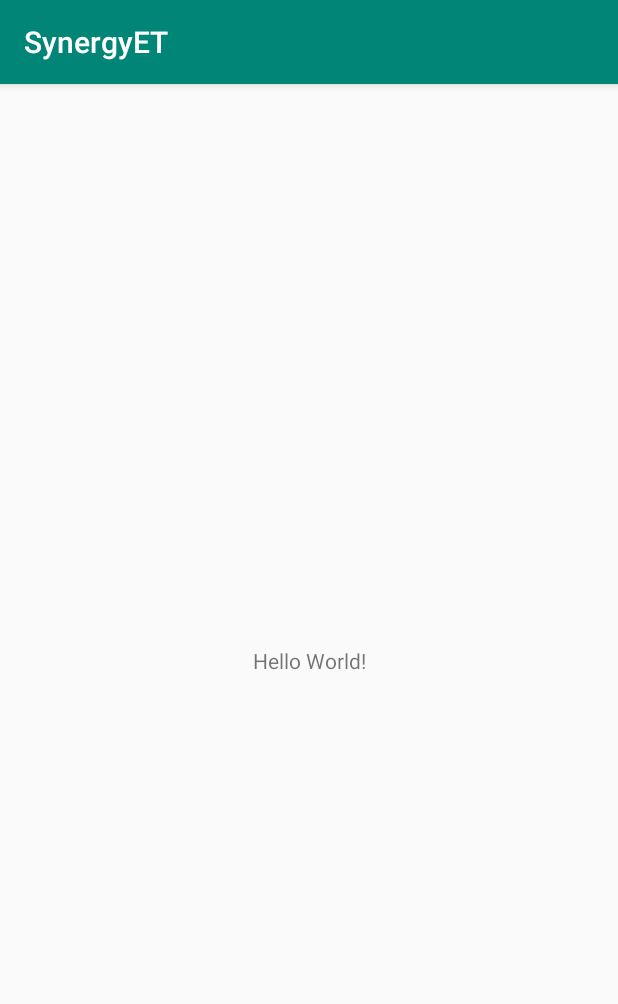
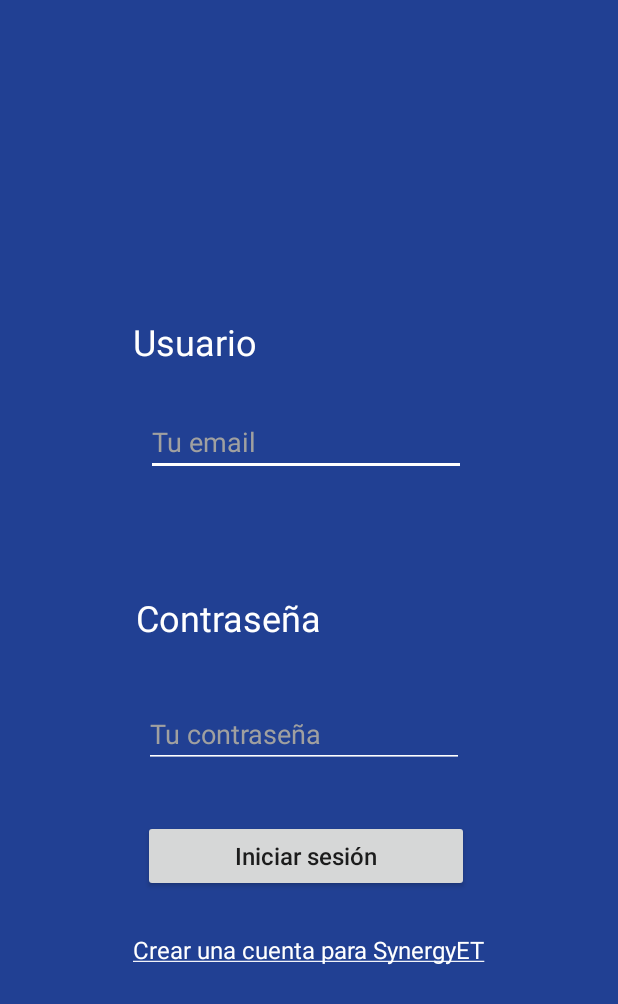
Before and after one commit to marcbryan/SynergyET, an Android app: the screen it shows after launch (MainActivity), on a phone screen of 412 x 824 dp. Shown: the top 1004 px of the screen. Run offline under Robolectric (Android 15) with nearby library versions, the phone set to English and light mode, and no system bars; our stand-ins replace Firebase (no records; nobody signed in at launch, a user with empty details on screens opened directly).

Commit message:
Activity login

```diff
--- a/app/build.gradle
+++ b/app/build.gradle
@@ -23,7 +23,9 @@
     implementation 'com.android.support:appcompat-v7:28.0.0'
     implementation 'com.android.support.constraint:constraint-layout:1.1.3'
     // Firebase
-    implementation 'com.google.firebase:firebase-core:16.0.1'
+    implementation 'com.google.firebase:firebase-core:16.0.8'
+    // Dependencia para la autenticación
+    implementation 'com.google.firebase:firebase-auth:16.2.1'
 
     testImplementation 'junit:junit:4.12'
     androidTestImplementation 'com.android.support.test:runner:1.0.2'
--- a/app/src/main/java/com/synergy/synergyet/MainActivity.java
+++ b/app/src/main/java/com/synergy/synergyet/MainActivity.java
@@ -2,12 +2,37 @@
 
 import android.support.v7.app.AppCompatActivity;
 import android.os.Bundle;
+import android.view.View;
+import android.widget.Button;
+import android.widget.EditText;
+
+import com.google.firebase.auth.FirebaseAuth;
+import com.google.firebase.auth.FirebaseUser;
 
 public class MainActivity extends AppCompatActivity {
+
+    private EditText user;
+    private EditText pass;
 
     @Override
     protected void onCreate(Bundle savedInstanceState) {
         super.onCreate(savedInstanceState);
         setContentView(R.layout.activity_main);
+        // Para obtener el usuario actual (el último que usó el usuario)
+        FirebaseUser user = FirebaseAuth.getInstance().getCurrentUser();
+        // Si el usuario ya ha iniciado sesión antes
+        if (user != null) {
+            //TODO: Mostrar el menu prinicipal (el calendario)
+        } else {
+            // Si el usuario no ha iniciado sesión anteriormente se le mostrará la pantalla de login (la actual)
+
+        }
+        Button btnLogin = findViewById(R.id.btnLogin);
+        btnLogin.setOnClickListener(new View.OnClickListener() {
+            @Override
+            public void onClick(View v) {
+
+            }
+        });
     }
 }
--- a/app/src/main/res/layout/activity_main.xml
+++ b/app/src/main/res/layout/activity_main.xml
@@ -4,15 +4,122 @@
     xmlns:tools="http://schemas.android.com/tools"
     android:layout_width="match_parent"
     android:layout_height="match_parent"
+    android:background="@color/colorPrimary"
     tools:context=".MainActivity">
 
     <TextView
+        android:id="@+id/tv_user"
         android:layout_width="wrap_content"
         android:layout_height="wrap_content"
-        android:text="Hello World!"
+        android:layout_marginBottom="5dp"
+        android:text="@string/txtUser"
+        android:textColor="@color/colorWhite"
+        android:textSize="24sp"
         app:layout_constraintBottom_toBottomOf="parent"
+        app:layout_constraintHorizontal_bias="0.27"
         app:layout_constraintLeft_toLeftOf="parent"
         app:layout_constraintRight_toRightOf="parent"
-        app:layout_constraintTop_toTopOf="parent" />
+        app:layout_constraintTop_toTopOf="parent"
+        app:layout_constraintVertical_bias="0.269" />
+
+    <TextView
+        android:id="@+id/tv_pass"
+        android:layout_width="wrap_content"
+        android:layout_height="wrap_content"
+        android:layout_marginBottom="5dp"
+        android:text="@string/txtPassword"
+        android:textColor="@color/colorWhite"
+        android:textSize="24sp"
+        app:layout_constraintBottom_toBottomOf="parent"
+        app:layout_constraintHorizontal_bias="0.315"
+        app:layout_constraintLeft_toLeftOf="parent"
+        app:layout_constraintRight_toRightOf="parent"
+        app:layout_constraintTop_toTopOf="parent"
+        app:layout_constraintVertical_bias="0.503" />
+
+    <EditText
+        android:id="@+id/et_user"
+        android:layout_width="wrap_content"
+        android:layout_height="wrap_content"
+        android:layout_marginStart="8dp"
+        android:layout_marginLeft="8dp"
+        android:layout_marginTop="8dp"
+        android:layout_marginEnd="6dp"
+        android:layout_marginRight="6dp"
+        android:layout_marginBottom="8dp"
+        android:ems="10"
+        android:hint="@string/hintUser"
+        android:inputType="textEmailAddress"
+        android:textColor="@color/colorWhite"
+        android:textColorHint="@color/colorHint"
+        app:backgroundTint="@color/colorWhite"
+        app:layout_constraintBottom_toBottomOf="parent"
+        app:layout_constraintEnd_toEndOf="parent"
+        app:layout_constraintHorizontal_bias="0.483"
+        app:layout_constraintStart_toStartOf="parent"
+        app:layout_constraintTop_toTopOf="parent"
+        app:layout_constraintVertical_bias="0.346" />
+
+    <EditText
+        android:id="@+id/et_pass"
+        android:layout_width="wrap_content"
+        android:layout_height="wrap_content"
+        android:layout_marginStart="8dp"
+        android:layout_marginLeft="8dp"
+        android:layout_marginTop="8dp"
+        android:layout_marginEnd="8dp"
+        android:layout_marginRight="8dp"
+        android:layout_marginBottom="8dp"
+        android:ems="10"
+        android:hint="@string/hintPass"
+        android:inputType="textPassword"
+        android:textColor="@color/colorWhite"
+        android:textColorHint="@color/colorHint"
+        app:backgroundTint="@color/colorWhite"
+        app:layout_constraintBottom_toBottomOf="parent"
+        app:layout_constraintEnd_toEndOf="parent"
+        app:layout_constraintHorizontal_bias="0.483"
+        app:layout_constraintStart_toStartOf="parent"
+        app:layout_constraintTop_toTopOf="parent"
+        app:layout_constraintVertical_bias="0.601" />
+
+    <Button
+        android:id="@+id/btnLogin"
+        android:layout_width="217dp"
+        android:layout_height="wrap_content"
+        android:layout_marginStart="8dp"
+        android:layout_marginLeft="8dp"
+        android:layout_marginTop="8dp"
+        android:layout_marginEnd="8dp"
+        android:layout_marginRight="8dp"
+        android:layout_marginBottom="8dp"
+        android:text="@string/txtLogin"
+        android:textAllCaps="false"
+        android:textSize="16sp"
+        app:layout_constraintBottom_toBottomOf="parent"
+        app:layout_constraintEnd_toEndOf="parent"
+        app:layout_constraintHorizontal_bias="0.49"
+        app:layout_constraintStart_toStartOf="parent"
+        app:layout_constraintTop_toTopOf="parent"
+        app:layout_constraintVertical_bias="0.709" />
+
+    <TextView
+        android:id="@+id/tvCreateAcc"
+        android:layout_width="wrap_content"
+        android:layout_height="wrap_content"
+        android:layout_marginStart="8dp"
+        android:layout_marginLeft="8dp"
+        android:layout_marginTop="8dp"
+        android:layout_marginEnd="8dp"
+        android:layout_marginRight="8dp"
+        android:layout_marginBottom="10dp"
+        android:text="@string/txtCreateAcc"
+        android:textColor="@color/colorWhite"
+        android:textSize="16sp"
+        app:layout_constraintBottom_toBottomOf="parent"
+        app:layout_constraintEnd_toEndOf="parent"
+        app:layout_constraintStart_toStartOf="parent"
+        app:layout_constraintTop_toTopOf="parent"
+        app:layout_constraintVertical_bias="0.783" />
 
 </android.support.constraint.ConstraintLayout>
--- a/app/src/main/res/values/colors.xml
+++ b/app/src/main/res/values/colors.xml
@@ -1,6 +1,8 @@
 <?xml version="1.0" encoding="utf-8"?>
 <resources>
-    <color name="colorPrimary">#008577</color>
-    <color name="colorPrimaryDark">#00574B</color>
+    <color name="colorPrimary">#214093</color>
+    <color name="colorPrimaryDark">#112351</color>
     <color name="colorAccent">#D81B60</color>
+    <color name="colorWhite">#ffffff</color>
+    <color name="colorHint">#a0a0a0</color>
 </resources>
--- a/app/src/main/res/values/strings.xml
+++ b/app/src/main/res/values/strings.xml
@@ -1,3 +1,9 @@
 <resources>
     <string name="app_name">SynergyET</string>
+    <string name="txtUser">Usuario</string>
+    <string name="txtPassword">Contraseña</string>
+    <string name="txtLogin">Iniciar sesión</string>
+    <string name="txtCreateAcc"><u>Crear una cuenta para SynergyET</u></string>
+    <string name="hintUser">Tu email</string>
+    <string name="hintPass">Tu contraseña</string>
 </resources>
--- a/app/src/main/res/values/styles.xml
+++ b/app/src/main/res/values/styles.xml
@@ -1,7 +1,7 @@
 <resources>
 
     <!-- Base application theme. -->
-    <style name="AppTheme" parent="Theme.AppCompat.Light.DarkActionBar">
+    <style name="AppTheme" parent="Theme.AppCompat.Light.NoActionBar">
         <!-- Customize your theme here. -->
         <item name="colorPrimary">@color/colorPrimary</item>
         <item name="colorPrimaryDark">@color/colorPrimaryDark</item>
--- a/build.gradle
+++ b/build.gradle
@@ -9,7 +9,7 @@
     dependencies {
         classpath 'com.android.tools.build:gradle:3.2.0'
         // Complemento de los servicios de Google para Gradle
-        classpath 'com.google.gms:google-services:4.0.1'
+        classpath 'com.google.gms:google-services:4.2.0'
 
         // NOTE: Do not place your application dependencies here; they belong
         // in the individual module build.gradle files
```
